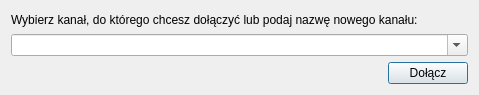
The window that client/channeljoiningdialog.ui (eplightning/yet-another-irc-clone) describes before a commit, drawn with Qt 5.
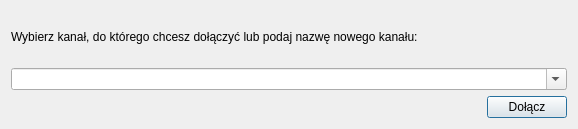
The same window after the commit. Icons and pictures are not drawn.

Diff of the .ui file:
```diff
--- a/client/channeljoiningdialog.ui
+++ b/client/channeljoiningdialog.ui
@@ -6,8 +6,8 @@
    <rect>
     <x>0</x>
     <y>0</y>
-    <width>479</width>
-    <height>95</height>
+    <width>578</width>
+    <height>129</height>
    </rect>
   </property>
   <property name="windowTitle">
```
Left out of the diff: 8 changed lines with no effect on the pictures.
